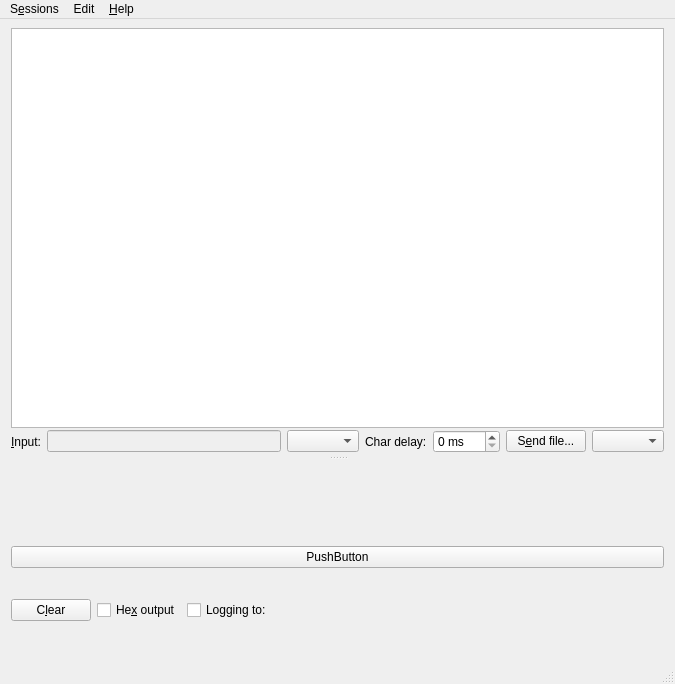
Old version of the form mainwindow.ui in the repository neundorf/CuteCom.
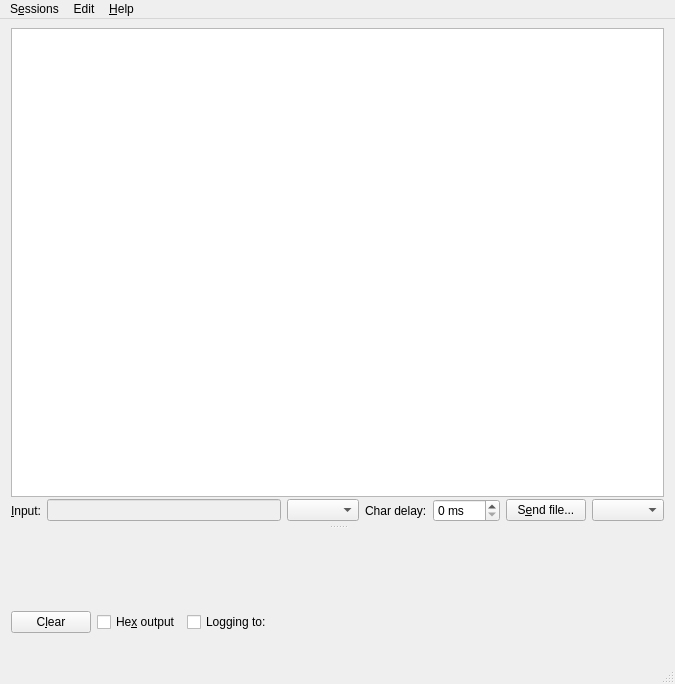
New version of the form. Icons and pictures are not drawn. Custom widgets are drawn as their Qt base class.

```diff
--- a/mainwindow.ui
+++ b/mainwindow.ui
@@ -199,15 +199,7 @@
          </widget>
         </item>
         <item>
-         <layout class="QVBoxLayout" name="m_pluginsLayout">
-          <item>
-           <widget class="QPushButton" name="pushButton">
-            <property name="text">
-             <string>PushButton</string>
-            </property>
-           </widget>
-          </item>
-         </layout>
+         <layout class="QVBoxLayout" name="m_pluginsLayout"/>
         </item>
         <item>
          <layout class="QHBoxLayout" name="m_output_layout_h">
```
